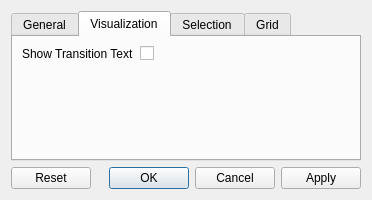
Above: dialogs/preferences_dialog.ui from dralex/CyberiadaHSM-Editor before the change. Below: the same form after it.
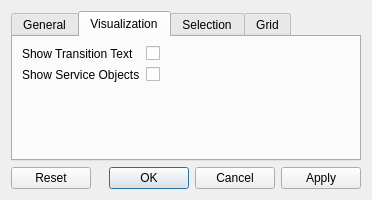
That is the form after the change. The open tabs and pages were chosen to show the change.

Commit message: toggle the service graphical objects

```diff
--- a/dialogs/preferences_dialog.ui
+++ b/dialogs/preferences_dialog.ui
@@ -77,6 +77,23 @@
        <string>Visualization</string>
       </attribute>
       <layout class="QFormLayout" name="formLayout_5">
+       <item row="1" column="0">
+        <widget class="QLabel" name="serviceObjectsLabel">
+         <property name="text">
+          <string>Show Service Objects</string>
+         </property>
+        </widget>
+       </item>
+       <item row="1" column="1">
+        <widget class="QCheckBox" name="serviceObjectsCheckBox">
+         <property name="toolTip">
+          <string>The region borders and the coordinate origins</string>
+         </property>
+         <property name="text">
+          <string/>
+         </property>
+        </widget>
+       </item>
        <item row="0" column="0">
         <widget class="QLabel" name="showTransTextLabel">
          <property name="text">
```
The commit also changes 13 other files.
